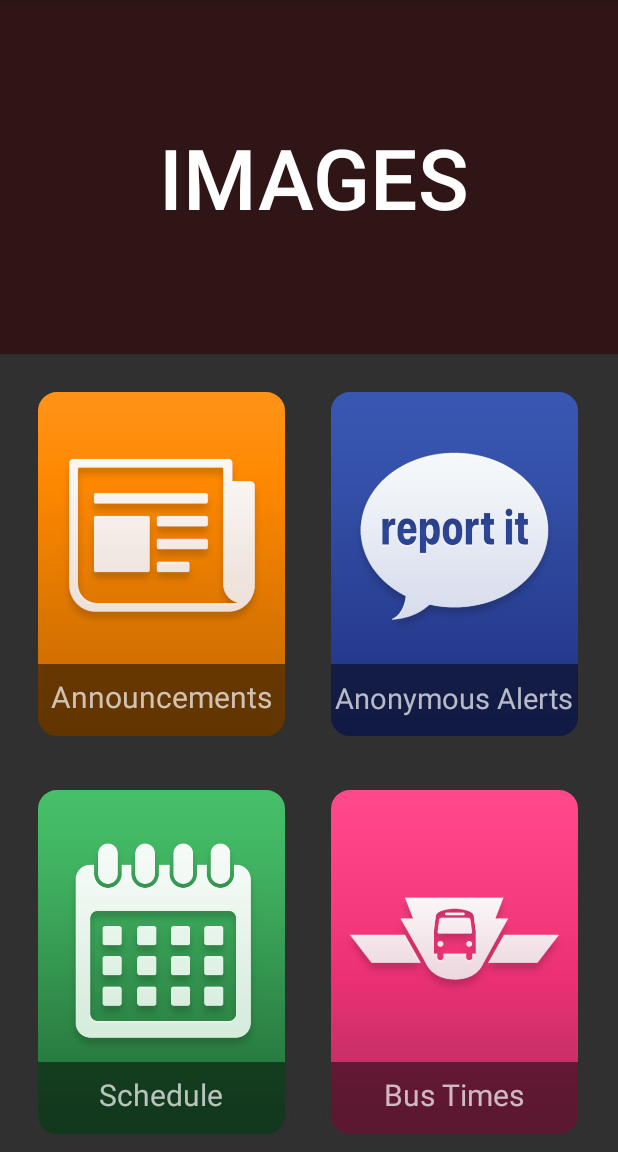
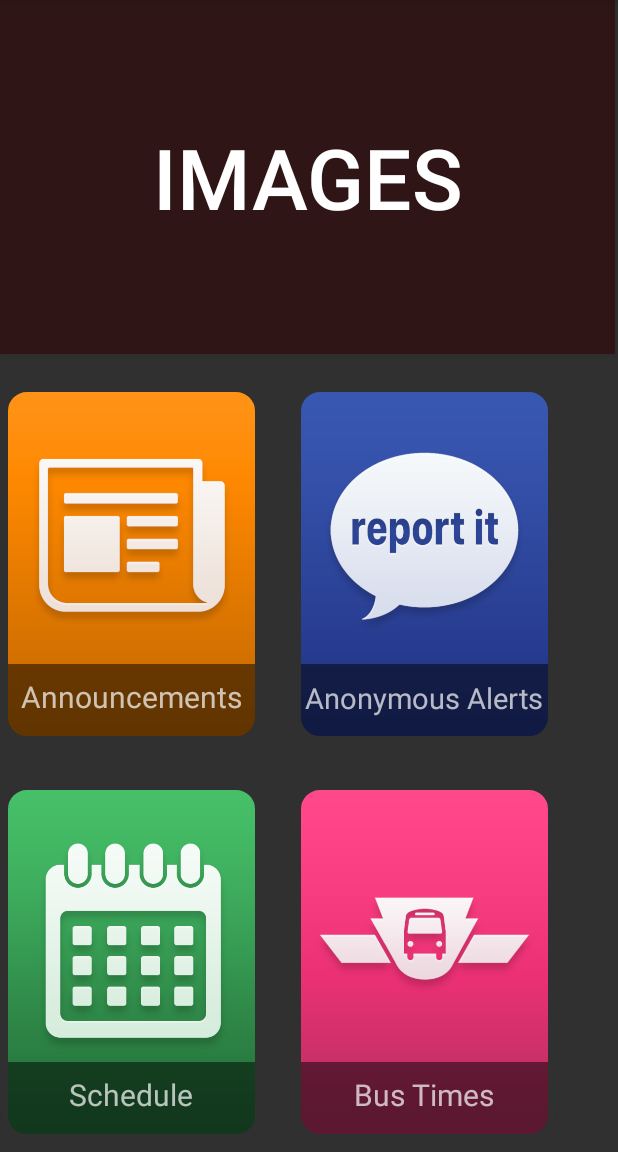
Before and after one commit to josephborromeo/FJR-for-Android, an Android app: the screen it shows after launch (MainActivity), on a phone screen of 412 x 824 dp, the part 84-1236 px from its top. Run offline under Robolectric (Android 15) with nearby library versions, the phone set to English and light mode, and no system bars.

Commit message:
In the middle of fixing problem with layouts not correctly resizing

```diff
--- a/app/src/main/res/layout/activity_main.xml
+++ b/app/src/main/res/layout/activity_main.xml
@@ -8,12 +8,12 @@
 
     <Button
         android:id="@+id/button"
-        android:layout_width="420dp"
+        android:layout_width="410dp"
         android:layout_height="236dp"
         android:text="IMAGES"
         android:textSize="56sp"
         android:background="#80340000"
-        app:layout_constraintHorizontal_bias="0.333"
+        app:layout_constraintHorizontal_bias="0"
         app:layout_constraintLeft_toLeftOf="parent"
         app:layout_constraintRight_toRightOf="parent"
         tools:layout_editor_absoluteY="0dp" />
--- a/app/src/main/res/layout/button_scroller.xml
+++ b/app/src/main/res/layout/button_scroller.xml
@@ -7,11 +7,9 @@
     android:scrollbars="none">
 
     <GridLayout
-        android:layout_width="match_parent"
+        android:layout_width="wrap_content"
         android:layout_height="wrap_content"
         android:columnCount="2"
-        android:paddingLeft="20dp"
-        android:paddingRight="20dp"
         android:paddingTop="20dp"
         android:layout_marginBottom="5dp">
 
--- a/build.gradle
+++ b/build.gradle
@@ -5,7 +5,7 @@ buildscript {
         jcenter()
     }
     dependencies {
-        classpath 'com.android.tools.build:gradle:2.3.3'
+        classpath 'com.android.tools.build:gradle:3.0.1'
 
         // NOTE: Do not place your application dependencies here; they belong
         // in the individual module build.gradle files
```
Also changed, not shown: gradle/wrapper/gradle-wrapper.properties.
